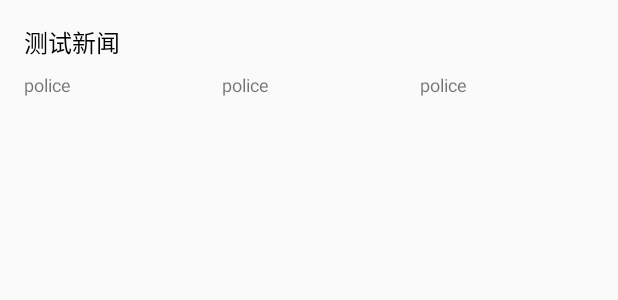
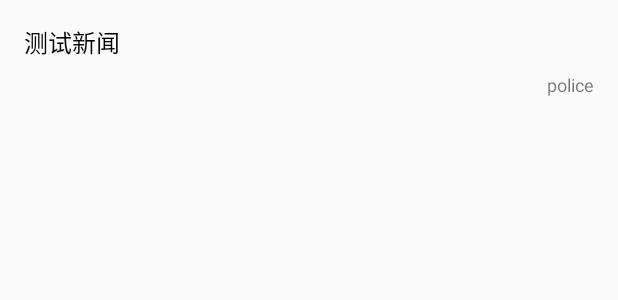
Before and after one commit to roymustangnet/Ud_Android_homework6_News, an Android app: the layout new_list_item.xml on its own in the app's theme, with its tools: preview values and no code run, on a phone screen of 412 x 824 dp. Shown: the top 300 px of the screen. Run offline under Robolectric (Android 15) with nearby library versions, the phone set to English and light mode, and no system bars.

Commit message:
modify news

```diff
--- a/app/src/main/java/com/example/android/news/MainActivity.java
+++ b/app/src/main/java/com/example/android/news/MainActivity.java
@@ -21,7 +21,7 @@ public class MainActivity extends AppCompatActivity implements LoaderManager.Loa
 
     private static final int NEWS_LOADER_ID = 0;
 
-    String url = "https://content.guardianapis.com/search?q=debate&tag=politics/politics&from-date=2014-01-01&api-key=166f9f73-2fb8-4a05-8ccb-b9c1491c473b";
+    String url = "https://content.guardianapis.com/search?q=debate&tag=politics/politics&from-date=2014-01-01&api-key=test";
 
     @Override
     protected void onCreate(Bundle savedInstanceState) {
--- a/app/src/main/java/com/example/android/news/NewsListAdapter.java
+++ b/app/src/main/java/com/example/android/news/NewsListAdapter.java
@@ -28,14 +28,8 @@ public class NewsListAdapter extends ArrayAdapter<NewsItem> {
 
         TextView titleTextView = (TextView)listItemView.findViewById(R.id.title_textview);
         titleTextView.setText(currentNews.getTitle());
-        TextView categoryTextView = (TextView)listItemView.findViewById(R.id.category_textview);
-        categoryTextView.setText(currentNews.getCategory());
-        TextView authorTextView = (TextView)listItemView.findViewById(R.id.author_textview);
-        authorTextView.setText(currentNews.getAuthor());
         TextView dateTextView = (TextView)listItemView.findViewById(R.id.date_textview);
         dateTextView.setText(currentNews.getDate());
-
-
         return listItemView;
     }
 
--- a/app/src/main/res/layout/new_list_item.xml
+++ b/app/src/main/res/layout/new_list_item.xml
@@ -5,6 +5,7 @@
     android:layout_height="match_parent"
     android:orientation="vertical"
     android:paddingLeft="@dimen/big_padding"
+    android:paddingRight="@dimen/big_padding"
     android:paddingTop="@dimen/big_padding">
 
     <TextView
@@ -18,30 +19,15 @@
     <LinearLayout
         android:layout_width="match_parent"
         android:layout_height="wrap_content"
-        android:layout_marginTop="@dimen/mid_margin">
-
-        <TextView
-            android:id="@+id/category_textview"
-            android:layout_width="0dp"
-            android:layout_height="wrap_content"
-            android:layout_weight="1"
-            android:textSize="@dimen/category_text_size"
-            tools:text="police" />
-
-        <TextView
-            android:id="@+id/author_textview"
-            android:layout_width="0dp"
-            android:layout_height="wrap_content"
-            android:layout_weight="1"
-            android:textSize="@dimen/category_text_size"
-            tools:text="police" />
-
+        android:layout_marginTop="@dimen/mid_margin"
+        >
         <TextView
             android:id="@+id/date_textview"
             android:layout_width="0dp"
             android:layout_height="wrap_content"
             android:layout_weight="1"
             android:textSize="@dimen/category_text_size"
+            android:gravity="right"
             tools:text="police" />
     </LinearLayout>
 </LinearLayout>
```
Also changed, not shown: app/src/main/java/com/example/android/news/NewsItem.java (+2 -14 lines), 3 other files.
